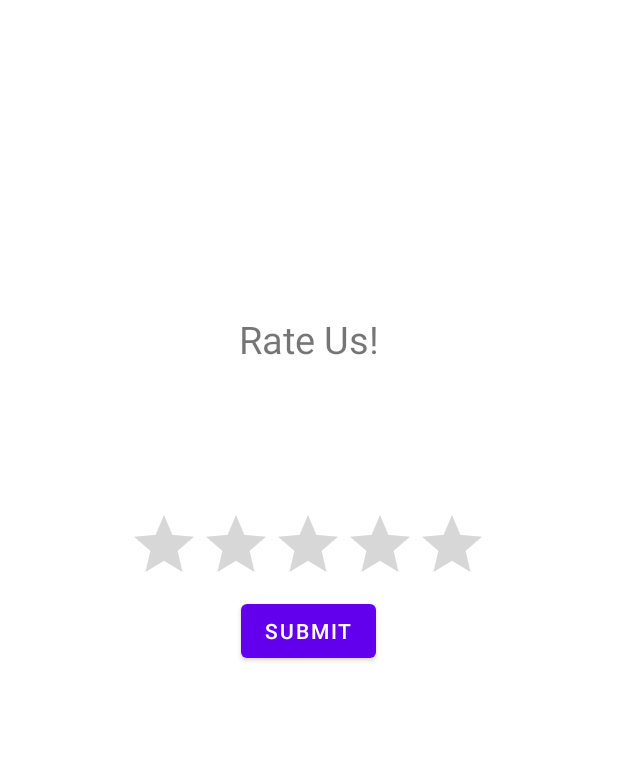
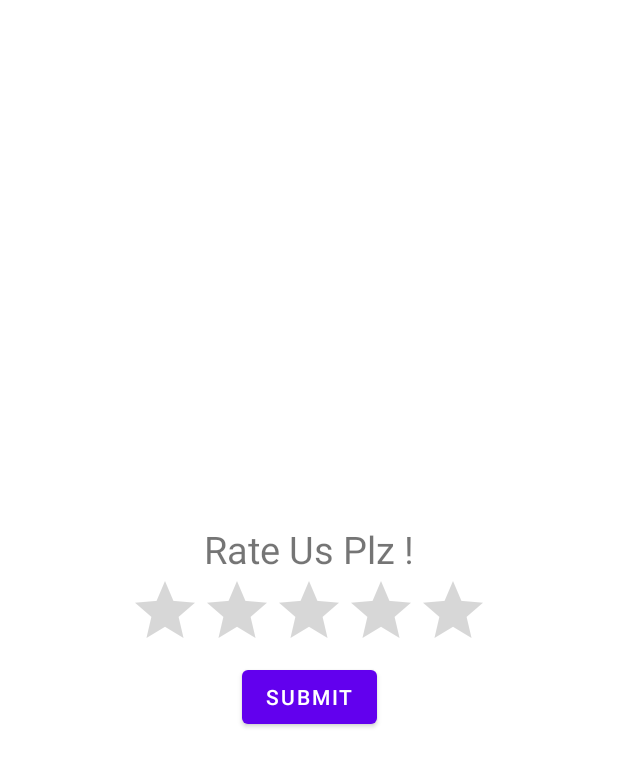
Before and after one commit to DevChilwal/BMI, an Android app: the layout activity_ratingbar.xml on its own in the app's theme, with its tools: preview values and no code run, on a phone screen of 412 x 824 dp. Shown: the top 767 px of the screen. Run offline under Robolectric (Android 15) with nearby library versions, the phone set to English and light mode, and no system bars.

Commit message:
Ratingbar done

```diff
--- a/app/src/main/res/layout/activity_ratingbar.xml
+++ b/app/src/main/res/layout/activity_ratingbar.xml
@@ -1,5 +1,4 @@
 <?xml version="1.0" encoding="utf-8"?>
-
 <androidx.constraintlayout.widget.ConstraintLayout xmlns:android="http://schemas.android.com/apk/res/android"
     xmlns:app="http://schemas.android.com/apk/res-auto"
     xmlns:tools="http://schemas.android.com/tools"
@@ -10,12 +9,10 @@
     <TextView
         android:layout_width="wrap_content"
         android:layout_height="wrap_content"
-        android:layout_marginBottom="96dp"
-        android:text="Rate Us!"
+        android:text="Rate Us Plz !"
         android:textSize="25dp"
         app:layout_constraintBottom_toTopOf="@+id/ratingbar"
         app:layout_constraintEnd_toEndOf="@+id/ratingbar"
-        app:layout_constraintHorizontal_bias="0.503"
         app:layout_constraintStart_toStartOf="@+id/ratingbar" />
 
     <RatingBar
@@ -26,10 +23,8 @@
         android:stepSize="0.5"
         app:layout_constraintBottom_toBottomOf="parent"
         app:layout_constraintEnd_toEndOf="parent"
-        app:layout_constraintHorizontal_bias="0.497"
         app:layout_constraintStart_toStartOf="parent"
         app:layout_constraintTop_toTopOf="parent"
-        app:layout_constraintVertical_bias="0.443"
         tools:ignore="SpeakableTextPresentCheck">
 
 
```
